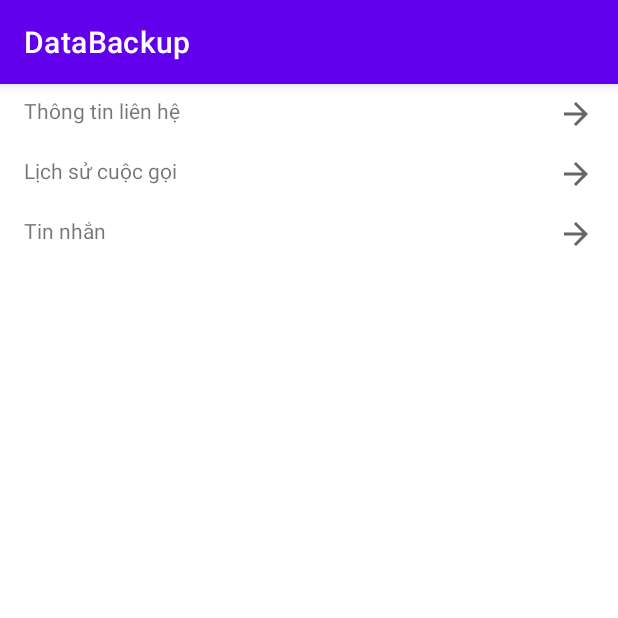
After one commit to nhp200199/data-backup, an Android app: the DataOverviewActivity screen opened directly, with no data from a screen before it, on a phone screen of 412 x 824 dp, the top half of it. The commit adds this screen. Run offline under Robolectric (Android 15) with nearby library versions, the phone set to English and light mode, and no system bars.

Commit message:
UI for restored backup data

```diff
--- a/app/src/main/java/com/example/databackup/backup/view/adapter/RecordsAdapter.java
+++ b/app/src/main/java/com/example/databackup/backup/view/adapter/RecordsAdapter.java
@@ -82,7 +82,7 @@ public class RecordsAdapter extends RecyclerView.Adapter<RecordsAdapter.ViewHold
         }
     }
 
-    long getItem(int id) {
+    public long getItem(int id) {
         return mData.get(id);
     }
 }
--- /dev/null
+++ b/app/src/main/java/com/example/databackup/restore/view/DataOverviewActivity.java
@@ -0,0 +1,41 @@
+package com.example.databackup.restore.view;
+
+import androidx.appcompat.app.AppCompatActivity;
+
+import android.content.Intent;
+import android.os.Bundle;
+import android.widget.Toast;
+
+import com.example.databackup.databinding.ActivityDataOverviewBinding;
+
+public class DataOverviewActivity extends AppCompatActivity {
+    public static final String EXTRA_DATA_ID = "data-id";
+
+    private ActivityDataOverviewBinding binding;
+    private long dataId;
+
+    @Override
+    protected void onCreate(Bundle savedInstanceState) {
+        super.onCreate(savedInstanceState);
+        binding = ActivityDataOverviewBinding.inflate(getLayoutInflater());
+        setContentView(binding.getRoot());
+
+        Intent receivedIntent = getIntent();
+        if (receivedIntent != null && receivedIntent.hasExtra(EXTRA_DATA_ID)) {
+            dataId = receivedIntent.getLongExtra(EXTRA_DATA_ID, 0);
+            Toast.makeText(this, "Data id: " + dataId, Toast.LENGTH_SHORT).show();
+        }
+
+        binding.callLogsContainer.setOnClickListener(v -> {
+
+        });
+
+        binding.smsContainer.setOnClickListener(v -> {
+
+        });
+
+        binding.contactsContainer.setOnClickListener(v -> {
+
+        });
+    }
+}
--- /dev/null
+++ b/app/src/main/res/layout/activity_data_overview.xml
@@ -0,0 +1,75 @@
+<?xml version="1.0" encoding="utf-8"?>
+<LinearLayout xmlns:android="http://schemas.android.com/apk/res/android"
+    xmlns:app="http://schemas.android.com/apk/res-auto"
+    xmlns:tools="http://schemas.android.com/tools"
+    android:layout_width="match_parent"
+    android:layout_height="match_parent"
+    android:orientation="vertical"
+    tools:context=".restore.view.DataOverviewActivity">
+
+    <LinearLayout
+        android:id="@+id/contactsContainer"
+        android:layout_width="match_parent"
+        android:layout_height="wrap_content"
+        android:paddingVertical="8dp"
+        android:paddingHorizontal="16dp"
+        android:orientation="horizontal">
+
+        <TextView
+            android:layout_width="0dp"
+            android:layout_weight="1"
+            android:layout_height="wrap_content"
+            android:text="Thông tin liên hệ"/>
+
+        <ImageView
+            android:layout_width="24dp"
+            android:layout_height="24dp"
+            android:src="?attr/actionModeCloseDrawable"
+            android:layout_gravity="end"
+            android:rotationY="180"/>
+    </LinearLayout>
+
+    <LinearLayout
+        android:id="@+id/callLogsContainer"
+        android:layout_width="match_parent"
+        android:layout_height="wrap_content"
+        android:paddingVertical="8dp"
+        android:paddingHorizontal="16dp"
+        android:orientation="horizontal">
+
+        <TextView
+            android:layout_width="0dp"
+            android:layout_weight="1"
+            android:layout_height="wrap_content"
+            android:text="Lịch sử cuộc gọi"/>
+
+        <ImageView
+            android:layout_width="24dp"
+            android:layout_height="24dp"
+            android:src="?attr/actionModeCloseDrawable"
+            android:layout_gravity="end"
+            android:rotationY="180"/>
+    </LinearLayout>
+
+    <LinearLayout
+        android:id="@+id/smsContainer"
+        android:layout_width="match_parent"
+        android:layout_height="wrap_content"
+        android:paddingVertical="8dp"
+        android:paddingHorizontal="16dp"
+        android:orientation="horizontal">
+
+        <TextView
+            android:layout_width="0dp"
+            android:layout_weight="1"
+            android:layout_height="wrap_content"
+            android:text="Tin nhắn"/>
+
+        <ImageView
+            android:layout_width="24dp"
+            android:layout_height="24dp"
+            android:src="?attr/actionModeCloseDrawable"
+            android:layout_gravity="end"
+            android:rotationY="180"/>
+    </LinearLayout>
+</LinearLayout>
--- a/app/src/main/res/layout/activity_home.xml
+++ b/app/src/main/res/layout/activity_home.xml
@@ -1,6 +1,7 @@
 <?xml version="1.0" encoding="utf-8"?>
 <androidx.swiperefreshlayout.widget.SwipeRefreshLayout xmlns:android="http://schemas.android.com/apk/res/android"
     xmlns:tools="http://schemas.android.com/tools"
+    android:id="@+id/swRefreshRecords"
     android:layout_width="match_parent"
     android:layout_height="match_parent"
     tools:context=".backup.view.HomeActivity">
```
Also changed, not shown: app/src/main/AndroidManifest.xml (+17 -4 lines), app/src/main/java/com/example/databackup/backup/view/HomeActivity.java (+8 -2 lines), app/src/main/java/com/example/databackup/restore/view/CallLogsActivity.java (added, +16 -0 lines), app/src/main/java/com/example/databackup/restore/view/ContactsActivity.java (added, +16 -0 lines), app/src/main/java/com/example/databackup/restore/view/SmsActivity.java (added, +16 -0 lines), app/src/main/res/layout/activity_call_logs.xml (added, +9 -0 lines), app/src/main/res/layout/activity_contacts.xml (added, +9 -0 lines), app/src/main/res/layout/activity_sms.xml (added, +9 -0 lines).
